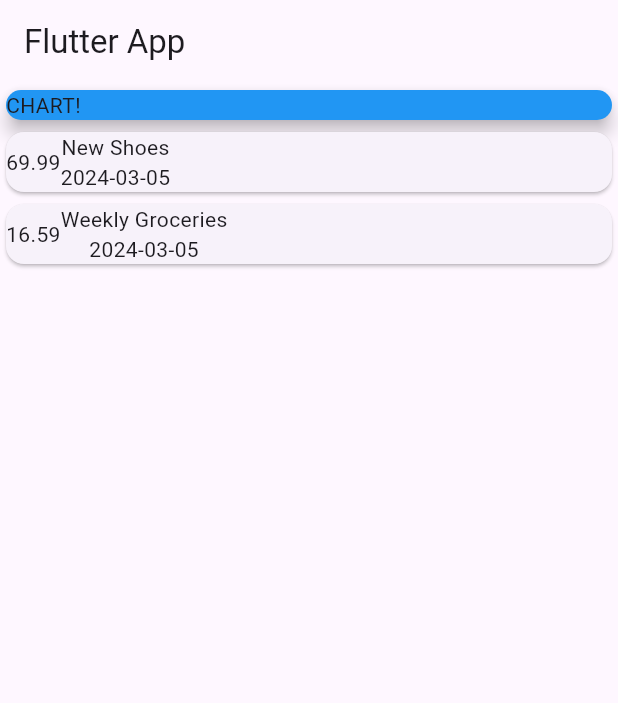
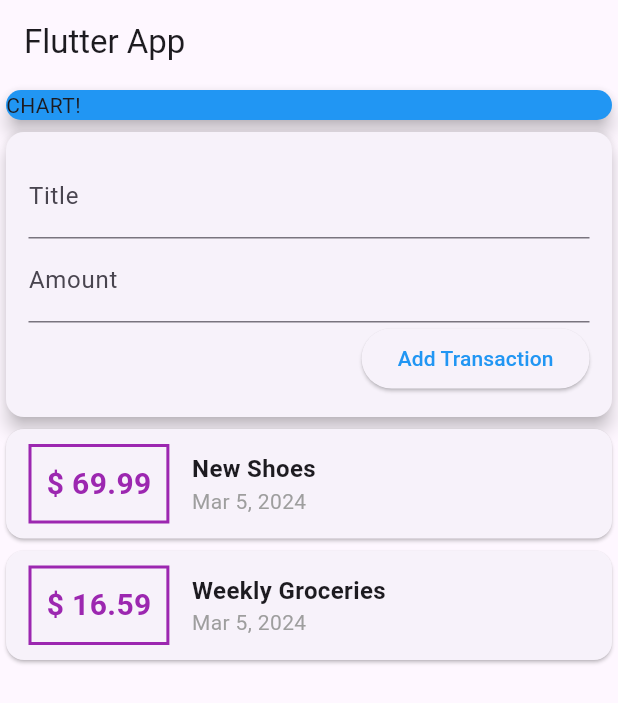
Before and after one commit to Assil28/Expense_Planner, a Flutter app: the screen it shows after launch, on a phone screen of 412 x 824 dp. Shown: the top 703 px of the screen. Run offline on Flutter 3.47's test engine with Material 3 defaults, Android fonts, the phone set to English and light mode, and no system bars.

Commit message:
add models package and widgets package for transaction

```diff
--- a/lib/main.dart
+++ b/lib/main.dart
@@ -1,5 +1,7 @@
-import 'package:expense_planner/transaction.dart';
+import 'package:expense_planner/widgets/user_transaction.dart';
 import 'package:flutter/material.dart';
+
+//20
 
 void main() => runApp(MyApp());
 
@@ -16,15 +18,8 @@ class MyApp extends StatelessWidget {
 class MyHomePage extends StatelessWidget {
   @override
   Widget build(BuildContext context) {
-    final List<Transaction> transactions = [
-      Transaction(
-          id: 't1', title: "New Shoes", amount: 69.99, date: DateTime.now()),
-      Transaction(
-          id: 't2',
-          title: "Weekly Groceries",
-          amount: 16.59,
-          date: DateTime.now()),
-    ];
+
+
 
     return Scaffold(
       appBar: AppBar(
@@ -40,26 +35,7 @@ class MyHomePage extends StatelessWidget {
               elevation: 5,
             ),
           ),
-          Column(
-            children: transactions.map((tx) {
-              return Card(
-                child: Row(
-                  children: [
-                    Container(
-                        child: Text(
-                      tx.amount.toString(),
-                    )),
-                    Column(
-                      children: [
-                        Text(tx.title),
-                        Text(tx.date.toString().substring(0, 10)),
-                      ],
-                    ),
-                  ],
-                ),
-              );
-            }).toList(),
-          ),
+        UserTransactions(),
         ],
       ),
     );
--- /dev/null
+++ b/lib/widgets/new_transaction.dart
@@ -0,0 +1,53 @@
+import 'package:flutter/material.dart';
+
+class NewTransaction extends StatelessWidget {
+
+        /*String titleInput;
+    String amountInput;*/
+    final titleInputController =TextEditingController();
+    final amountInputController =TextEditingController();
+    final Function addTx;
+
+    NewTransaction(this.addTx);
+
+  @override
+  Widget build(BuildContext context) {
+
+    return    Card(
+            elevation: 5,
+            child: Container(
+              padding: EdgeInsets.all(15),
+              child: Column(
+                crossAxisAlignment: CrossAxisAlignment.end,
+                children: [
+                  TextField(
+                    decoration: InputDecoration(labelText: 'Title'),
+                    /*onChanged: (val) {
+                      titleInput = val;
+                    },*/
+                    controller: titleInputController,
+                  ),
+                  TextField(
+                    decoration: InputDecoration(labelText: 'Amount'),
+                    /*onChanged: (val) {
+                      amountInput = val;
+                    },*/
+                    controller: amountInputController,
+                  ),
+                  ElevatedButton(
+                    child: Text(
+                      'Add Transaction',
+                      style: TextStyle(
+                        color: Colors.blue,
+                      ),
+                    ),
+                    onPressed: () {
+                      addTx(titleInputController.text,double.parse(amountInputController.text));
+                    },
+                  ),
+                ],
+              ),
+            ),
+          );
+  }
+}
--- /dev/null
+++ b/lib/widgets/transaction_list.dart
@@ -0,0 +1,55 @@
+import 'package:expense_planner/models/transaction.dart';
+import 'package:flutter/material.dart';
+import 'package:intl/intl.dart';
+
+class TransactionList extends StatelessWidget {
+
+  final List<Transaction> transactions;
+
+  TransactionList(this.transactions);
+
+
+  @override
+  Widget build(BuildContext context) {
+
+    return Column(
+            children: transactions.map((tx) {
+              return Card(
+                child: Row(
+                  children: [
+                    Container(
+                        margin: EdgeInsets.symmetric(
+                          vertical: 10,
+                          horizontal: 15,
+                        ),
+                        decoration: BoxDecoration(
+                            border: Border.all(color: Colors.purple, width: 2)),
+                        padding: EdgeInsets.all(10),
+                        child: Text(
+                          '\$ ${tx.amount}',
+                          style: TextStyle(
+                              fontWeight: FontWeight.bold,
+                              fontSize: 20,
+                              color: Colors.purple),
+                        )),
+                    Column(
+                      crossAxisAlignment: CrossAxisAlignment.start,
+                      children: [
+                        Text(
+                          '${tx.title}',
+                          style: TextStyle(
+                              fontSize: 16, fontWeight: FontWeight.bold),
+                        ),
+                        Text(
+                          DateFormat.yMMMd().format(tx.date),
+                          style: TextStyle(color: Colors.grey),
+                        ),
+                      ],
+                    ),
+                  ],
+                ),
+              );
+            }).toList(),
+          );
+  }
+}
--- /dev/null
+++ b/lib/widgets/user_transaction.dart
@@ -0,0 +1,45 @@
+import 'package:expense_planner/models/transaction.dart';
+import 'package:expense_planner/widgets/new_transaction.dart';
+import 'package:expense_planner/widgets/transaction_list.dart';
+import 'package:flutter/material.dart';
+
+class UserTransactions extends StatefulWidget {
+  const UserTransactions({super.key});
+
+  @override
+  State<UserTransactions> createState() => _UserTransactionsState();
+}
+
+class _UserTransactionsState extends State<UserTransactions> {
+  final List<Transaction> _userTransactions = [
+    Transaction(
+        id: 't1', title: "New Shoes", amount: 69.99, date: DateTime.now()),
+    Transaction(
+        id: 't2',
+        title: "Weekly Groceries",
+        amount: 16.59,
+        date: DateTime.now()),
+  ];
+
+  void _addNewTransaction(String title, double amount) {
+    final newTx = Transaction(
+        title: title,
+        amount: amount,
+        date: DateTime.now(),
+        id: DateTime.now().toString());
+
+  setState(() {
+    _userTransactions.add(newTx);
+  });
+  }
+
+  @override
+  Widget build(BuildContext context) {
+    return Column(
+      children: [
+        NewTransaction(_addNewTransaction),
+        TransactionList(_userTransactions),
+      ],
+    );
+  }
+}
--- a/pubspec.yaml
+++ b/pubspec.yaml
@@ -30,6 +30,7 @@ environment:
 dependencies:
   flutter:
     sdk: flutter
+  intl: ^0.19.0
 
 
   # The following adds the Cupertino Icons font to your application.
```
Also changed, not shown: lib/models/transaction.dart (renamed from lib/transaction.dart), pubspec.lock.
